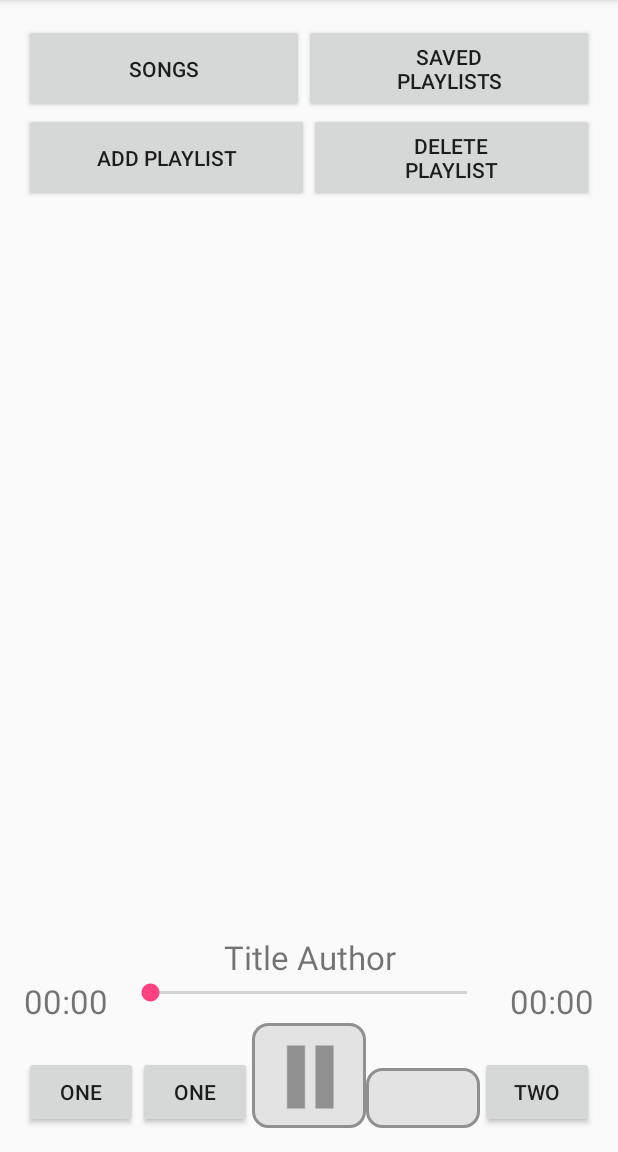
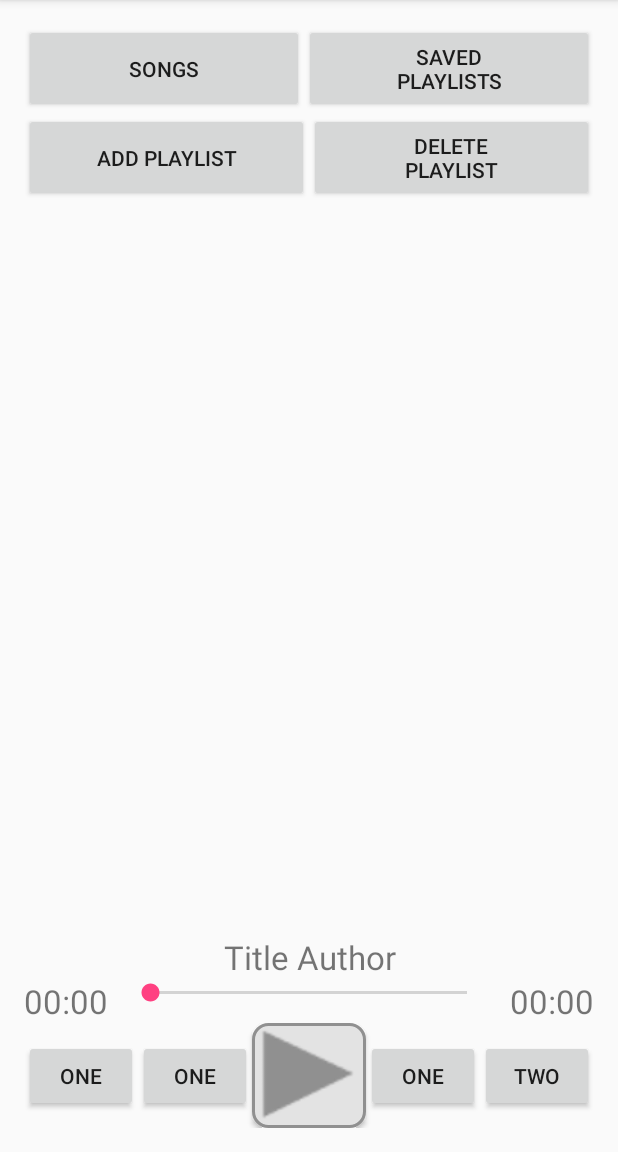
Before and after one commit to szymongor/MediaPlayer, an Android app: the screen it shows after launch (MainActivity), on a phone screen of 412 x 824 dp, the part 84-1236 px from its top. Run offline under Robolectric (Android 15) with nearby library versions, the phone set to English and light mode, and no system bars.

Commit message:
Change button styles - play/pause
change only image after click:
- 2 .xml files with styles play/pause
- one .xml file - <selector> activated -> pause, default -> play
- onclick() -> change Activated state

```diff
--- a/app/src/main/java/com/example/karolinaszymon/mediaplayer/MainActivity.java
+++ b/app/src/main/java/com/example/karolinaszymon/mediaplayer/MainActivity.java
@@ -8,7 +8,7 @@ import android.widget.ImageButton;
 
 public class MainActivity extends AppCompatActivity {
 
-    ImageButton buttonPlay;
+    Button buttonPlay;
 
     @Override
     protected void onCreate(Bundle savedInstanceState) {
@@ -18,14 +18,14 @@ public class MainActivity extends AppCompatActivity {
     }
 
     private void initUIComponents() {
-        buttonPlay = (ImageButton) findViewById(R.id.buttonPlay);
+        buttonPlay = (Button) findViewById(R.id.buttonPlay);
         buttonPlay.setOnClickListener(clickPlay);
     }
 
     private View.OnClickListener clickPlay = new View.OnClickListener() {
         @Override
         public void onClick(View v) {
-            //do uzupełnienia
+            v.setActivated(!v.isActivated());
         }
     };
 }
--- /dev/null
+++ b/app/src/main/res/drawable/round_button_pause.xml
@@ -0,0 +1,13 @@
+<?xml version="1.0" encoding="utf-8"?>
+<layer-list xmlns:android="http://schemas.android.com/apk/res/android">
+    <item>
+        <shape android:shape="rectangle">
+            <corners android:radius="10dp"/>
+            <stroke android:color="#909090" android:width="2dp" />
+            <solid android:color="#e3e3e3"/>
+        </shape>
+    </item>
+    <item>
+        <bitmap android:src="@drawable/img_pause"/>
+    </item>
+</layer-list>
--- a/app/src/main/res/drawable/button_round.xml
+++ b/app/src/main/res/drawable/round_button_play.xml
@@ -1,6 +1,5 @@
 <?xml version="1.0" encoding="utf-8"?>
-<selector xmlns:android="http://schemas.android.com/apk/res/android">
-
+<layer-list xmlns:android="http://schemas.android.com/apk/res/android">
     <item>
         <shape android:shape="rectangle">
             <corners android:radius="10dp"/>
@@ -8,4 +7,7 @@
             <solid android:color="#e3e3e3"/>
         </shape>
     </item>
-</selector>
+    <item>
+        <bitmap android:src="@drawable/img_play2"/>
+    </item>
+</layer-list>
--- /dev/null
+++ b/app/src/main/res/drawable/selector_button_play.xml
@@ -0,0 +1,8 @@
+<?xml version="1.0" encoding="utf-8"?>
+<selector xmlns:android="http://schemas.android.com/apk/res/android">
+    <item android:state_activated="true"
+        android:drawable="@drawable/round_button_pause">
+    </item>
+    <item android:drawable="@drawable/round_button_play">
+    </item>
+</selector>
--- a/app/src/main/res/layout/activity_main.xml
+++ b/app/src/main/res/layout/activity_main.xml
@@ -132,7 +132,7 @@
                 android:layout_width="match_parent"
                 android:layout_height="wrap_content"
                 android:layout_weight="1"
-                android:text="One"/>
+                android:text="One"/><!-- add id name of button -->
 
             <Button
                 android:layout_width="match_parent"
@@ -140,20 +140,18 @@
                 android:layout_weight="1"
                 android:text="One"/>
 
-            <ImageButton
+            <Button
                 android:id="@+id/buttonPlay"
                 android:layout_width="match_parent"
                 android:layout_height="@dimen/height_play_button"
                 android:layout_weight="1"
-                android:background="@drawable/button_round"
-                android:src="@drawable/img_pause"
+                android:background="@drawable/selector_button_play"
                 />
 
-            <ImageButton
+            <Button
                 android:layout_width="match_parent"
-                android:layout_height="@dimen/height_stop_button"
+                android:layout_height="wrap_content"
                 android:layout_weight="1"
-                android:background="@drawable/button_round"
                 android:text="One"/>
 
             <Button
```
